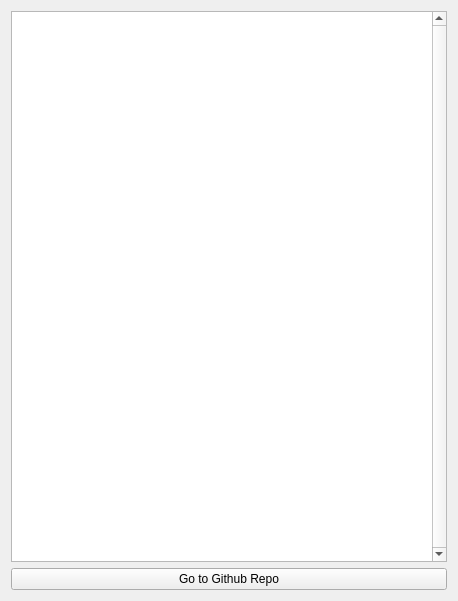
Above: ui_files/helpPopup.ui from careweather/SerialKiller before the change. Below: the same form after it.
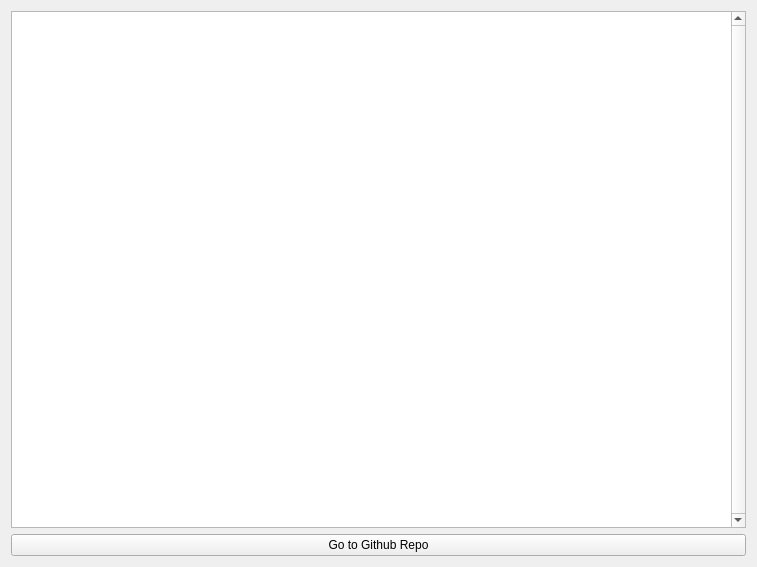
That is the form after the change.

Diff of the .ui file:
```diff
--- a/ui_files/helpPopup.ui
+++ b/ui_files/helpPopup.ui
@@ -6,8 +6,8 @@
    <rect>
     <x>0</x>
     <y>0</y>
-    <width>458</width>
-    <height>601</height>
+    <width>757</width>
+    <height>567</height>
    </rect>
   </property>
   <property name="minimumSize">
```
Left out of the diff: 3 changed lines with no effect on the pictures.
